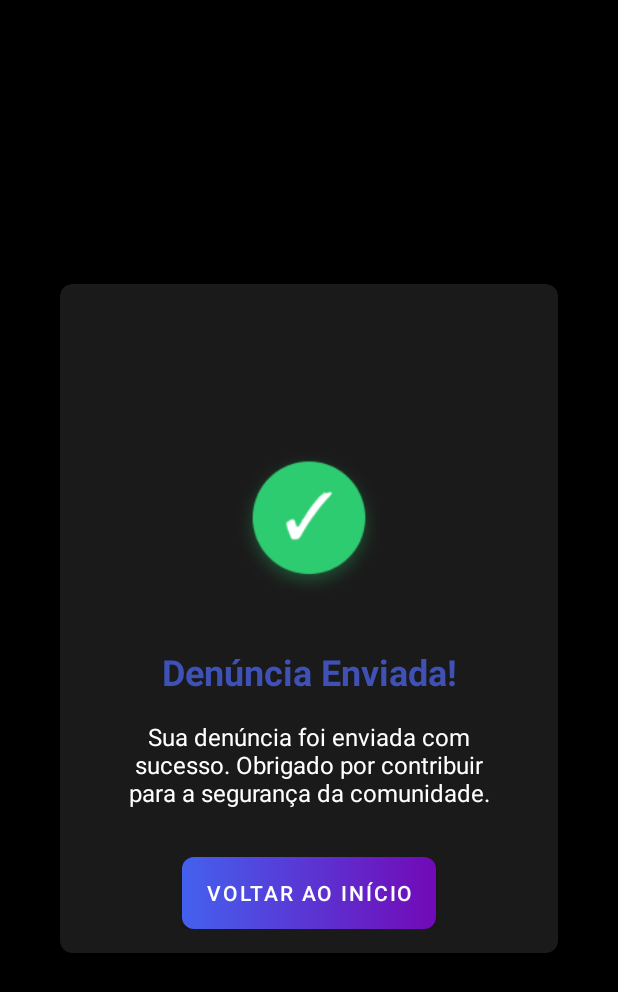
After one commit to Vinicius-Chagas/Confia, an Android app: the SuccessActivity screen opened directly, with no data from a screen before it, on a phone screen of 412 x 824 dp. The commit adds this screen. Shown: the top 992 px of the screen. Run offline under Robolectric (Android 15) with nearby library versions, the phone set to English and light mode, and no system bars.

Commit message:
🐛 Screens

```diff
--- a/app/build.gradle.kts
+++ b/app/build.gradle.kts
@@ -3,7 +3,7 @@ plugins {
 }
 
 android {
-    namespace = "com.example.denunciaain"
+    namespace = "com.example.denunciaai"
     compileSdk = 35
 
     defaultConfig {
--- a/app/src/main/java/com/example/denunciaai/MainActivity.java
+++ b/app/src/main/java/com/example/denunciaai/MainActivity.java
@@ -7,7 +7,7 @@ import android.widget.Toast;
 
 import androidx.appcompat.app.AppCompatActivity;
 
-import com.example.denunciaain.R;
+import com.example.denunciaai.R;
 
 public class MainActivity extends AppCompatActivity {
 
--- /dev/null
+++ b/app/src/main/java/com/example/denunciaai/SuccessActivity.java
@@ -0,0 +1,25 @@
+package com.example.denunciaai;
+
+import android.content.Intent;
+import android.os.Bundle;
+import android.widget.Button;
+
+import androidx.appcompat.app.AppCompatActivity;
+
+public class SuccessActivity extends AppCompatActivity {
+
+    @Override
+    protected void onCreate(Bundle savedInstanceState) {
+        super.onCreate(savedInstanceState);
+        setContentView(R.layout.activity_success);
+
+        Button btnOk = findViewById(R.id.btnOk);
+        btnOk.setOnClickListener(v -> {
+            // Navigate back to main activity and clear back stack
+            Intent intent = new Intent(this, MainActivity.class);
+            intent.setFlags(Intent.FLAG_ACTIVITY_CLEAR_TOP | Intent.FLAG_ACTIVITY_NEW_TASK);
+            startActivity(intent);
+            finish();
+        });
+    }
+}
--- a/app/src/main/java/com/example/denunciaai/viewmodel/DenunciaViewModel.java
+++ b/app/src/main/java/com/example/denunciaai/viewmodel/DenunciaViewModel.java
@@ -125,6 +125,7 @@ public class DenunciaViewModel extends ViewModel {
                     submitSuccess.setValue(true);
                 } else {
                     errorMessage.setValue("Erro ao enviar denúncia: " + response.code());
+                    submitSuccess.setValue(true);
                 }
             }
 
@@ -132,6 +133,7 @@ public class DenunciaViewModel extends ViewModel {
             public void onFailure(Call<Object> call, Throwable t) {
                 isLoading.setValue(false);
                 errorMessage.setValue("Erro ao enviar denúncia: " + t.getMessage());
+                submitSuccess.setValue(true); // Add this line
             }
         });
     }
--- /dev/null
+++ b/app/src/main/res/layout/activity_success.xml
@@ -0,0 +1,84 @@
+<?xml version="1.0" encoding="utf-8"?>
+<androidx.constraintlayout.widget.ConstraintLayout xmlns:android="http://schemas.android.com/apk/res/android"
+    xmlns:app="http://schemas.android.com/apk/res-auto"
+    android:layout_width="match_parent"
+    android:layout_height="match_parent"
+    android:background="@color/colorBlack"
+    android:padding="24dp">
+
+
+        <androidx.cardview.widget.CardView
+            android:id="@+id/formContainer"
+            android:layout_width="match_parent"
+            android:layout_height="wrap_content"
+            android:layout_marginHorizontal="16dp"
+            app:cardBackgroundColor="@color/container"
+            app:cardCornerRadius="8dp"
+            app:cardElevation="4dp"
+            app:layout_constraintBottom_toBottomOf="parent"
+            app:layout_constraintEnd_toEndOf="parent"
+            app:layout_constraintStart_toStartOf="parent"
+            app:layout_constraintTop_toTopOf="parent"
+            app:layout_constraintVertical_bias="0.5"
+            app:layout_constraintHorizontal_bias="0.5">
+
+            <androidx.constraintlayout.widget.ConstraintLayout
+                android:layout_width="match_parent"
+                android:layout_height="wrap_content"
+                android:padding="16dp">
+    <ImageView
+        android:id="@+id/ivSuccess"
+        android:layout_width="100dp"
+        android:layout_height="100dp"
+        android:src="@drawable/success"
+        android:contentDescription="@string/desc_success_icon"
+        app:layout_constraintStart_toStartOf="parent"
+        app:layout_constraintEnd_toEndOf="parent"
+        app:layout_constraintTop_toTopOf="parent"
+        app:layout_constraintBottom_toBottomOf="parent"
+        app:layout_constraintVertical_bias="0.3" />
+
+    <TextView
+        android:id="@+id/tvSuccessTitle"
+        android:layout_width="wrap_content"
+        android:layout_height="wrap_content"
+        android:text="@string/title_denuncia_enviada"
+        android:textSize="24sp"
+        android:textStyle="bold"
+        android:textColor="@color/colorPrimary"
+        app:layout_constraintStart_toStartOf="parent"
+        app:layout_constraintEnd_toEndOf="parent"
+        app:layout_constraintTop_toBottomOf="@id/ivSuccess"
+        android:layout_marginTop="32dp" />
+
+    <TextView
+        android:id="@+id/tvSuccessMessage"
+        android:layout_width="0dp"
+        android:layout_height="wrap_content"
+        android:text="@string/msg_denuncia_enviada_sucesso"
+        android:textAlignment="center"
+        android:textSize="16sp"
+        android:textColor="@color/colorWhite"
+        app:layout_constraintStart_toStartOf="parent"
+        app:layout_constraintEnd_toEndOf="parent"
+        app:layout_constraintTop_toBottomOf="@id/tvSuccessTitle"
+        android:layout_marginTop="16dp"
+        android:layout_marginStart="24dp"
+        android:layout_marginEnd="24dp" />
+
+    <com.google.android.material.button.MaterialButton
+        android:id="@+id/btnOk"
+        android:layout_width="wrap_content"
+        android:layout_height="wrap_content"
+        android:text="@string/btn_ok"
+        android:textColor="@color/colorWhite"
+        android:background="@drawable/gradient_button_background"
+        app:backgroundTint="@null"
+        app:layout_constraintStart_toStartOf="parent"
+        app:layout_constraintEnd_toEndOf="parent"
+        app:layout_constraintTop_toBottomOf="@id/tvSuccessMessage"
+        android:layout_marginTop="32dp" />
+                    </androidx.constraintlayout.widget.ConstraintLayout>
+        </androidx.cardview.widget.CardView>
+
+</androidx.constraintlayout.widget.ConstraintLayout>
--- a/app/src/main/res/values/strings.xml
+++ b/app/src/main/res/values/strings.xml
@@ -15,7 +15,7 @@
     <string name="btn_enviar_denuncia">Enviar denúncia</string>
     <string name="title_denuncia_enviada">Denúncia Enviada!</string>
     <string name="msg_denuncia_enviada_sucesso">Sua denúncia foi enviada com sucesso. Obrigado por contribuir para a segurança da comunidade.</string>
-    <string name="btn_ok">OK</string>
+    <string name="btn_ok">Voltar ao início</string>
     <string name="desc_success_icon">Ícone de sucesso</string>
     <string name="error_location">Não foi possível obter sua localização</string>
     <string name="permission_location_rationale">Precisamos da permissão de localização para esta funcionalidade</string>
```
Also changed, not shown: app/src/main/AndroidManifest.xml (+6 -1 lines), app/src/main/java/com/example/denunciaai/DenunciaActivity.java (+6 -4 lines), app/src/main/java/com/example/denunciaai/SuccessDialogFragment.java (deleted, +0 -49 lines), app/src/main/res/layout/dialog_success.xml (deleted, +0 -56 lines).
